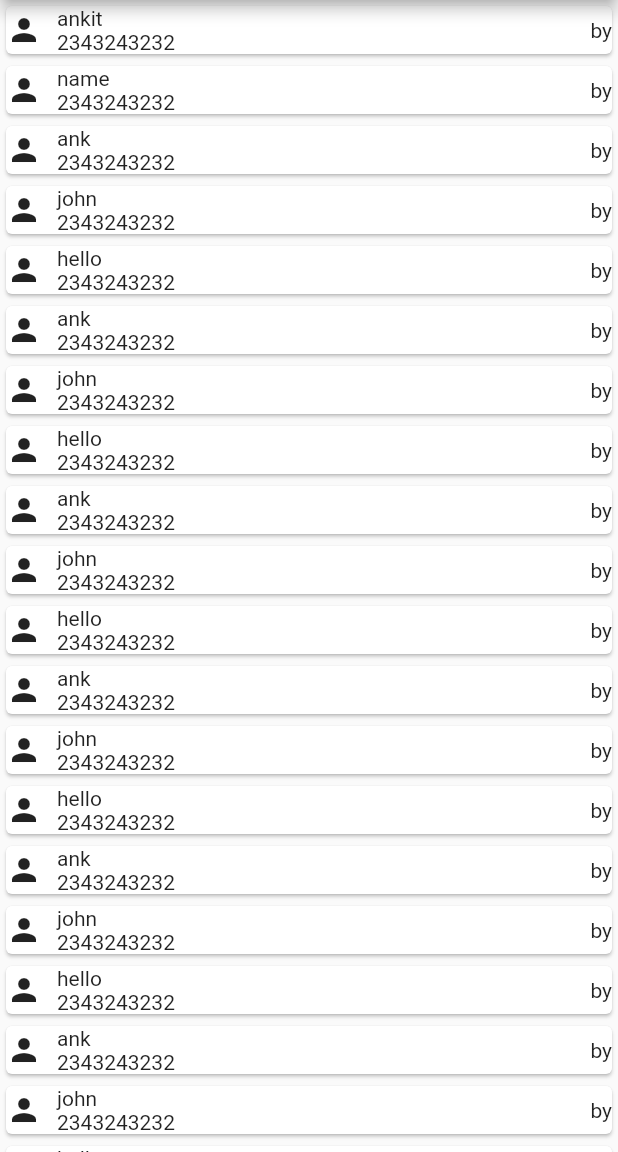
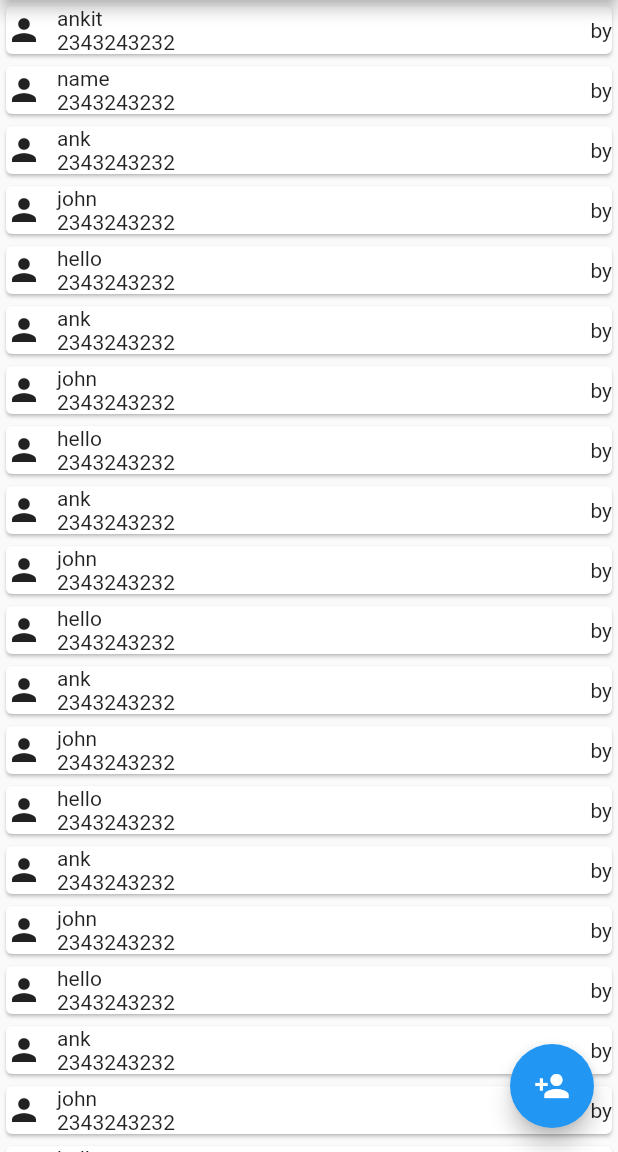
Before and after one commit to ankitsainidev/bahi-khata, a Flutter app: the screen it shows after launch, after a tap on "CLIENT", on a phone screen of 412 x 824 dp, the part 84-1236 px from its top. Run offline on Flutter 3.47's test engine with Material 2 defaults, Android fonts, the phone set to English and light mode, and no system bars.

Commit message:
Adding new client icon

```diff
--- a/lib/clientList/clientList.dart
+++ b/lib/clientList/clientList.dart
@@ -2,12 +2,12 @@ import 'package:flutter/material.dart';
 import '../share/appBar.dart';
 import './contactCard.dart';
 import '../share/contactInfo.dart';
-class ClientList extends StatelessWidget{
-  List<String> contacts = ['ankit','name'];
-  List<String> another = ['ank','john','hello'];
 
+class ClientList extends StatelessWidget {
+  List<String> contacts = ['ankit', 'name'];
+  List<String> another = ['ank', 'john', 'hello'];
 
-  final String routeName='/clientList';
+  final String routeName = '/clientList';
   @override
   Widget build(BuildContext context) {
     for (var i = 0; i < 100; i++) {
@@ -15,9 +15,16 @@ class ClientList extends StatelessWidget{
     }
     return Scaffold(
       appBar: MyAppBar.getAppBar(),
-      body: ListView(
-
-        children: contacts.map((data)=> ContactCard(ContactInfo(data))).toList(),
+      floatingActionButton: FloatingActionButton(
+        onPressed: (){
+          Navigator.pushNamed(context, '/newClient');
+        },
+        child: Icon(Icons.person_add),
+      ),
+      body: ListView.builder(
+        itemCount: 300,
+        itemBuilder: (ctxt, index) =>
+            ContactCard(ContactInfo(this.contacts[index])),
       ),
     );
   }
--- a/lib/main.dart
+++ b/lib/main.dart
@@ -1,6 +1,6 @@
 import 'package:flutter/material.dart';
 import './home/home.dart';
-
+import './newClient/newClient.dart';
 import './clientList/clientList.dart';
 void main()=> runApp(MyApp());
 
@@ -13,7 +13,7 @@ class MyApp extends StatelessWidget{
         Home().routeName: (context) => Home(),
         ClientList().routeName: (context) => ClientList(),
         // ClientDetail().routeName: (context) => ClientDetail(),
-        // NewClient().routeName: (context) => NewClient(),
+        NewClient().routeName: (context) => NewClient(),
       }
 
     );
```
Also changed, not shown: lib/newClient/newClient.dart (added, +14 -0 lines).
